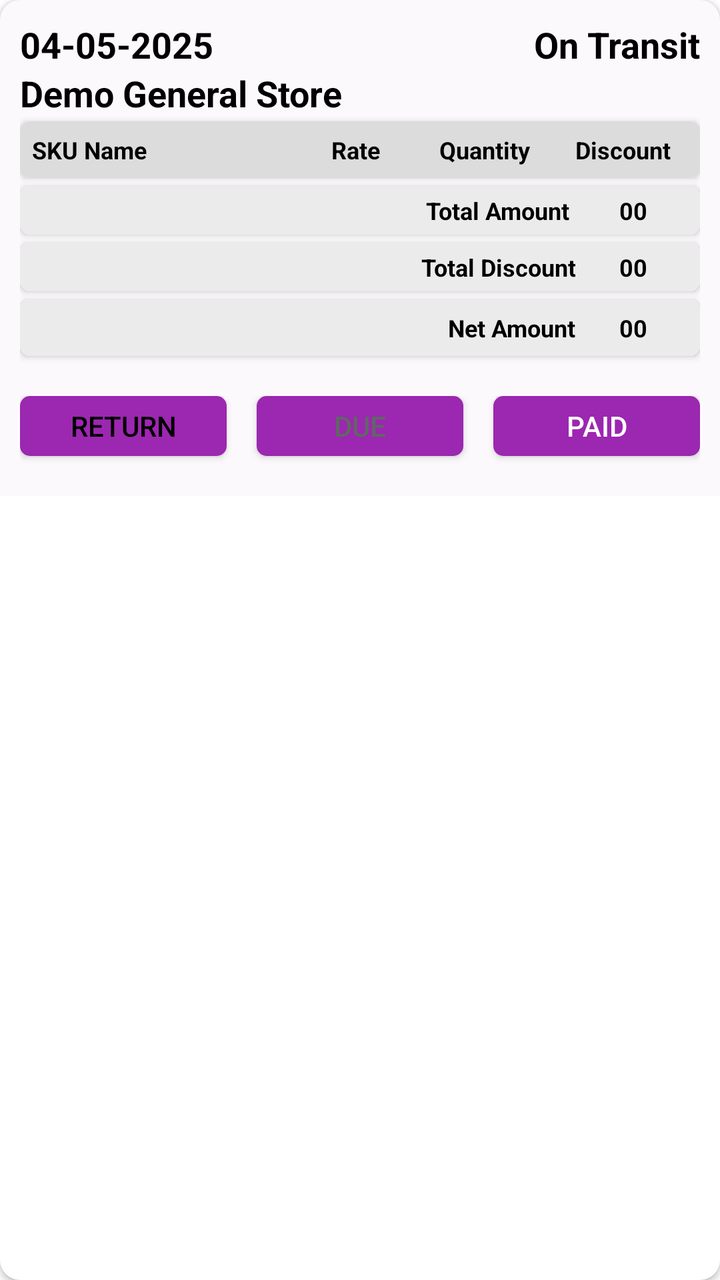
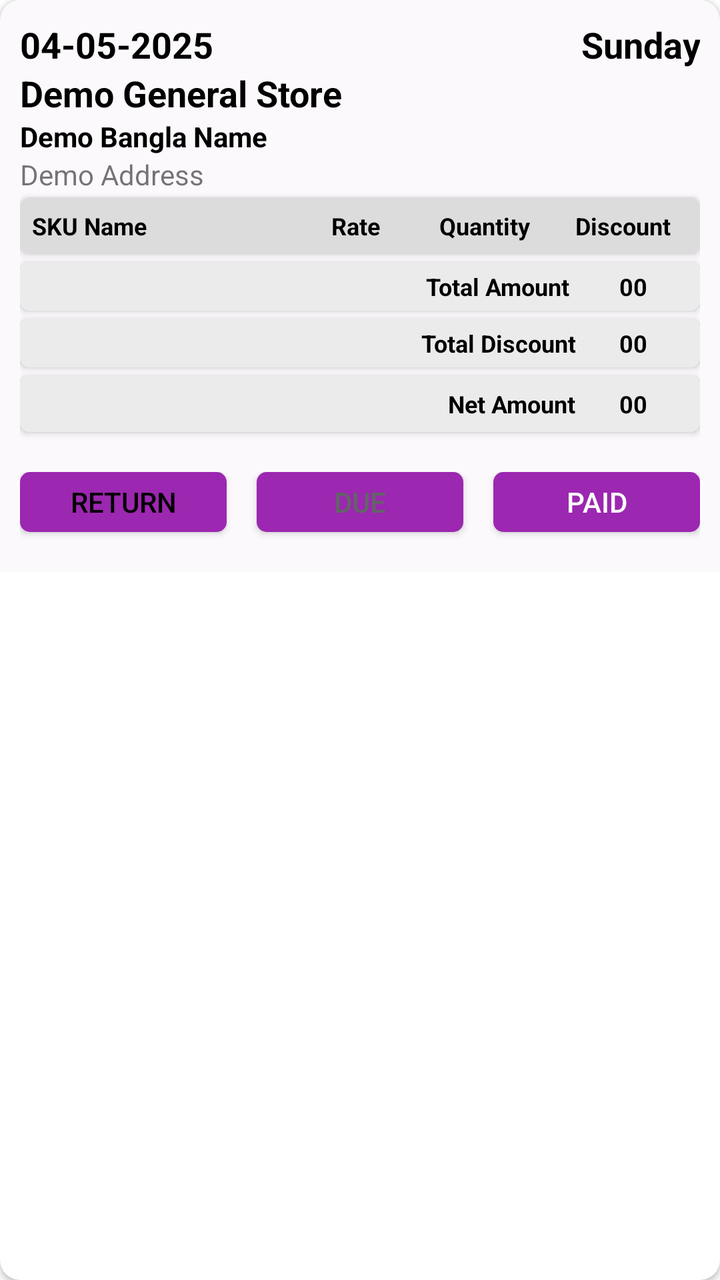

Two renders of the same Android screen: before a commit and after it. Below are the layout's source before the change and the commit's diff.
<!-- AndroidManifest.xml: application theme MyTheme -->
<!-- res/layout/item_delivery_confirm.xml -->
<?xml version="1.0" encoding="utf-8"?>
<androidx.cardview.widget.CardView xmlns:android="http://schemas.android.com/apk/res/android"
    xmlns:app="http://schemas.android.com/apk/res-auto"
    xmlns:tools="http://schemas.android.com/tools"
    android:layout_width="match_parent"
    android:layout_height="wrap_content"
    android:layout_marginStart="10dp"
    android:layout_marginTop="5dp"
    android:layout_marginEnd="10dp"
    android:layout_marginBottom="5dp"
    app:cardCornerRadius="10dp">

    <LinearLayout
        android:layout_width="match_parent"
        android:layout_height="wrap_content"
        android:background="@color/userColor"
        android:orientation="vertical"
        android:padding="10dp">

        <LinearLayout
            android:layout_width="match_parent"
            android:layout_height="wrap_content"
            android:orientation="horizontal">

            <TextView
                android:id="@+id/tvDate"
                android:layout_width="match_parent"
                android:layout_height="wrap_content"
                android:layout_gravity="center"
                android:layout_weight="1"
                android:gravity="left"
                android:text="04-05-2025"
                android:textColor="@color/black"
                android:textSize="18sp"
                android:textStyle="bold" />

            <TextView
                android:id="@+id/tvStatus"
                android:layout_width="match_parent"
                android:layout_height="wrap_content"
                android:layout_gravity="center"
                android:layout_weight="1"
                android:gravity="right"
                android:text="On Transit"
                android:textColor="@color/black"
                android:textSize="18sp"
                android:textStyle="bold" />

        </LinearLayout>

        <TextView
            android:id="@+id/tvOutletName"
            android:layout_width="match_parent"
            android:layout_height="wrap_content"
            android:layout_gravity="center"
            android:layout_weight="1"
            android:gravity="left"
            android:text="Demo General Store"
            android:textColor="@color/black"
            android:textSize="18sp"
            android:textStyle="bold" />

        <androidx.cardview.widget.CardView
            android:layout_width="match_parent"
            android:layout_height="wrap_content"
            android:layout_marginTop="2dp"
            android:layout_marginBottom="2dp"
            app:cardCornerRadius="5dp">

            <LinearLayout
                android:layout_width="match_parent"
                android:layout_height="wrap_content"
                android:background="@color/gainsboro"
                android:orientation="horizontal"
                android:paddingStart="6dp"
                android:paddingTop="6dp"
                android:paddingEnd="6dp"
                android:paddingBottom="6dp"
                android:weightSum="5">

                <TextView
                    android:layout_width="0dp"
                    android:layout_height="wrap_content"
                    android:layout_gravity="center"
                    android:layout_weight="2"
                    android:fontFamily="sans-serif"
                    android:gravity="left"
                    android:text="SKU Name"
                    android:textColor="@color/black"
                    android:textSize="12sp"
                    android:textStyle="bold" />

                <TextView
                    android:layout_width="0dp"
                    android:layout_height="wrap_content"
                    android:layout_gravity="center"
                    android:layout_weight="1"
                    android:fontFamily="sans-serif"
                    android:gravity="center"
                    android:text="Rate"
                    android:textColor="@color/black"
                    android:textSize="12sp"
                    android:textStyle="bold" />

                <TextView
                    android:layout_width="0dp"
                    android:layout_height="wrap_content"
                    android:layout_gravity="center"
                    android:layout_marginEnd="2dp"
                    android:layout_weight="1"
                    android:fontFamily="sans-serif"
                    android:gravity="center"
                    android:text="Quantity"
                    android:textColor="@color/black"
                    android:textSize="12sp"
                    android:textStyle="bold" />

                <TextView
                    android:layout_width="0dp"
                    android:layout_height="wrap_content"
                    android:layout_gravity="center"
                    android:layout_marginStart="2dp"
                    android:layout_weight="1"
                    android:fontFamily="sans-serif"
                    android:gravity="center"
                    android:text="Discount"
                    android:textColor="@color/black"
                    android:textSize="12sp"
                    android:textStyle="bold" />

            </LinearLayout>

        </androidx.cardview.widget.CardView>

        <androidx.recyclerview.widget.RecyclerView
            android:id="@+id/recyclerView"
            android:layout_width="match_parent"
            android:layout_height="wrap_content"
            android:clipToPadding="false"
            android:scrollbars="none"
            android:descendantFocusability="afterDescendants"/>

        <androidx.cardview.widget.CardView
            android:layout_width="match_parent"
            android:layout_height="wrap_content"
            android:layout_marginTop="2dp"
            android:layout_marginBottom="2dp"
            app:cardCornerRadius="5dp">

            <LinearLayout
                android:layout_width="match_parent"
                android:layout_height="wrap_content"
                android:background="@color/brightGray"
                android:orientation="horizontal"
                android:paddingStart="6dp"
                android:paddingTop="4dp"
                android:paddingEnd="6dp"
                android:paddingBottom="4dp"
                android:weightSum="6">

                <TextView
                    android:layout_width="0dp"
                    android:layout_height="wrap_content"
                    android:layout_gravity="center"
                    android:layout_weight="5"
                    android:fontFamily="sans-serif"
                    android:gravity="end"
                    android:text="Total Amount "
                    android:textColor="@color/black"
                    android:textSize="12sp"
                    android:textStyle="bold" />

                <TextView
                    android:id="@+id/tvTotalAmount"
                    android:layout_width="0dp"
                    android:layout_height="wrap_content"
                    android:layout_gravity="center"
                    android:layout_marginStart="2dp"
                    android:layout_weight="1"
                    android:fontFamily="sans-serif"
                    android:gravity="center"
                    android:text="00"
                    android:textColor="@color/black"
                    android:textSize="12sp"
                    android:textStyle="bold" />

            </LinearLayout>

        </androidx.cardview.widget.CardView>

        <androidx.cardview.widget.CardView
            android:layout_width="match_parent"
            android:layout_height="wrap_content"
            android:layout_marginTop="2dp"
            android:layout_marginBottom="2dp"
            app:cardCornerRadius="5dp">

            <LinearLayout
                android:layout_width="match_parent"
                android:layout_height="wrap_content"
                android:background="@color/brightGray"
                android:orientation="horizontal"
                android:paddingStart="6dp"
                android:paddingTop="4dp"
                android:paddingEnd="6dp"
                android:paddingBottom="4dp"
                android:weightSum="6">

                <TextView
                    android:layout_width="0dp"
                    android:layout_height="wrap_content"
                    android:layout_gravity="center"
                    android:layout_weight="5"
                    android:fontFamily="sans-serif"
                    android:gravity="end"
                    android:text="Total Discount"
                    android:textColor="@color/black"
                    android:textSize="12sp"
                    android:textStyle="bold" />

                <TextView
                    android:id="@+id/tvTotalDiscount"
                    android:layout_width="0dp"
                    android:layout_height="wrap_content"
                    android:layout_gravity="center"
                    android:layout_marginStart="2dp"
                    android:layout_weight="1"
                    android:fontFamily="sans-serif"
                    android:gravity="center"
                    android:text="00"
                    android:textColor="@color/black"
                    android:textSize="12sp"
                    android:textStyle="bold" />

            </LinearLayout>

        </androidx.cardview.widget.CardView>

        <androidx.cardview.widget.CardView
            android:layout_width="match_parent"
            android:layout_height="wrap_content"
            android:layout_marginTop="2dp"
            android:layout_marginBottom="10dp"
            app:cardCornerRadius="5dp">

            <LinearLayout
                android:layout_width="match_parent"
                android:layout_height="wrap_content"
                android:background="@color/brightGray"
                android:orientation="horizontal"
                android:padding="6dp"
                android:weightSum="6">

                <TextView
                    android:layout_width="0dp"
                    android:layout_height="wrap_content"
                    android:layout_gravity="center"
                    android:layout_weight="5"
                    android:fontFamily="sans-serif"
                    android:gravity="end"
                    android:text="Net Amount"
                    android:textColor="@color/black"
                    android:textSize="12sp"
                    android:textStyle="bold" />

                <TextView
                    android:id="@+id/tvNetAmount"
                    android:layout_width="0dp"
                    android:layout_height="wrap_content"
                    android:layout_gravity="center"
                    android:layout_marginStart="2dp"
                    android:layout_weight="1"
                    android:fontFamily="sans-serif"
                    android:gravity="center"
                    android:text="00"
                    android:textColor="@color/black"
                    android:textSize="12sp"
                    android:textStyle="bold" />

            </LinearLayout>

        </androidx.cardview.widget.CardView>

        <LinearLayout
            android:layout_width="match_parent"
            android:layout_height="wrap_content"
            android:layout_marginTop="10dp"
            android:orientation="vertical">

            <ProgressBar
                android:id="@+id/progressBar"
                android:layout_width="match_parent"
                android:layout_height="wrap_content"
                android:layout_centerVertical="true"
                android:indeterminateTint="@color/black"
                android:visibility="gone" />

            <LinearLayout
                android:id="@+id/buttonView"
                android:layout_width="match_parent"
                android:layout_height="40dp"
                android:orientation="horizontal">

                <androidx.appcompat.widget.AppCompatButton
                    android:id="@+id/buttonReturn"
                    android:layout_width="match_parent"
                    android:layout_height="wrap_content"
                    android:layout_marginRight="10dp"
                    android:layout_marginBottom="10dp"
                    android:layout_weight="1"
                    android:background="@drawable/button_bg"
                    android:clickable="true"
                    android:foreground="?attr/selectableItemBackground"
                    android:text="Return"
                    android:textColor="@color/black"
                    tools:ignore="TouchTargetSizeCheck" />

                <androidx.appcompat.widget.AppCompatButton
                    android:id="@+id/buttonDue"
                    android:layout_width="match_parent"
                    android:layout_height="wrap_content"
                    android:layout_marginLeft="5dp"
                    android:layout_marginRight="5dp"
                    android:layout_marginBottom="10dp"
                    android:layout_weight="1"
                    android:background="@drawable/button_bg"
                    android:clickable="true"
                    android:foreground="?attr/selectableItemBackground"
                    android:text="Due"
                    android:textColor="#626567"
                    tools:ignore="TouchTargetSizeCheck" />

                <androidx.appcompat.widget.AppCompatButton
                    android:id="@+id/buttonPaid"
                    android:layout_width="match_parent"
                    android:layout_height="wrap_content"
                    android:layout_marginLeft="10dp"
                    android:layout_marginBottom="10dp"
                    android:layout_weight="1"
                    android:background="@drawable/button_bg"
                    android:clickable="true"
                    android:foreground="?attr/selectableItemBackground"
                    android:text="Paid"
                    android:textColor="@drawable/button_tc"
                    tools:ignore="TouchTargetSizeCheck" />


            </LinearLayout>


        </LinearLayout>


    </LinearLayout>

</androidx.cardview.widget.CardView>
<!-- resources referenced by this layout -->
<resources>
  <color name="black">#FF000000</color>
  <color name="brightGray">#EBEBEB</color>
  <color name="gainsboro">#DCDCDC</color>
  <color name="userColor">#079C27B0</color>
  <!-- drawable button_bg (drawable) -->
  <shape xmlns:android="http://schemas.android.com/apk/res/android"
      android:shape="rectangle">
      <solid android:color="@color/toolbarColor" />
      <corners android:radius="5dp" />
  </shape>
  <!-- drawable button_tc (drawable) -->
  <?xml version="1.0" encoding="utf-8"?>
  <selector xmlns:android="http://schemas.android.com/apk/res/android">
  
      <item android:color="@color/white" android:state_enabled="true" />
      <item android:color="#626567" android:state_enabled="false" />
  
  </selector>
  <style name="MyTheme" parent="Theme.MaterialComponents.Light.NoActionBar">
          <item name="android:forceDarkAllowed" tools:ignore="NewApi">false</item>
      </style>
  <color name="toolbarColor">#9C27B0</color>
  <color name="white">#FFFFFFFF</color>
</resources>

<!-- the commit's change to res/layout/item_delivery_confirm.xml (unified diff, before → after) -->
@@ -28,6 +28,7 @@
                 android:layout_height="wrap_content"
                 android:layout_gravity="center"
                 android:layout_weight="1"
+                android:fontFamily="sans-serif"
                 android:gravity="left"
                 android:text="04-05-2025"
                 android:textColor="@color/black"
@@ -35,13 +36,14 @@
                 android:textStyle="bold" />
 
             <TextView
-                android:id="@+id/tvStatus"
+                android:id="@+id/tvDow"
                 android:layout_width="match_parent"
                 android:layout_height="wrap_content"
                 android:layout_gravity="center"
                 android:layout_weight="1"
+                android:fontFamily="sans-serif"
                 android:gravity="right"
-                android:text="On Transit"
+                android:text="Sunday"
                 android:textColor="@color/black"
                 android:textSize="18sp"
                 android:textStyle="bold" />
@@ -60,6 +62,28 @@
             android:textSize="18sp"
             android:textStyle="bold" />
 
+        <TextView
+            android:id="@+id/tvOutletBanglaName"
+            android:layout_width="match_parent"
+            android:layout_height="wrap_content"
+            android:layout_gravity="center"
+            android:layout_weight="1"
+            android:gravity="left"
+            android:text="Demo Bangla Name"
+            android:textColor="@color/black"
+            android:textSize="14sp"
+            android:textStyle="bold" />
+
+        <TextView
+            android:id="@+id/tvOutletAddress"
+            android:layout_width="match_parent"
+            android:layout_height="wrap_content"
+            android:layout_gravity="center"
+            android:layout_weight="1"
+            android:gravity="left"
+            android:text="Demo Address"
+            android:textSize="14sp" />
+
         <androidx.cardview.widget.CardView
             android:layout_width="match_parent"
             android:layout_height="wrap_content"
@@ -137,8 +161,8 @@
             android:layout_width="match_parent"
             android:layout_height="wrap_content"
             android:clipToPadding="false"
-            android:scrollbars="none"
-            android:descendantFocusability="afterDescendants"/>
+            android:descendantFocusability="afterDescendants"
+            android:scrollbars="none" />
 
         <androidx.cardview.widget.CardView
             android:layout_width="match_parent"
